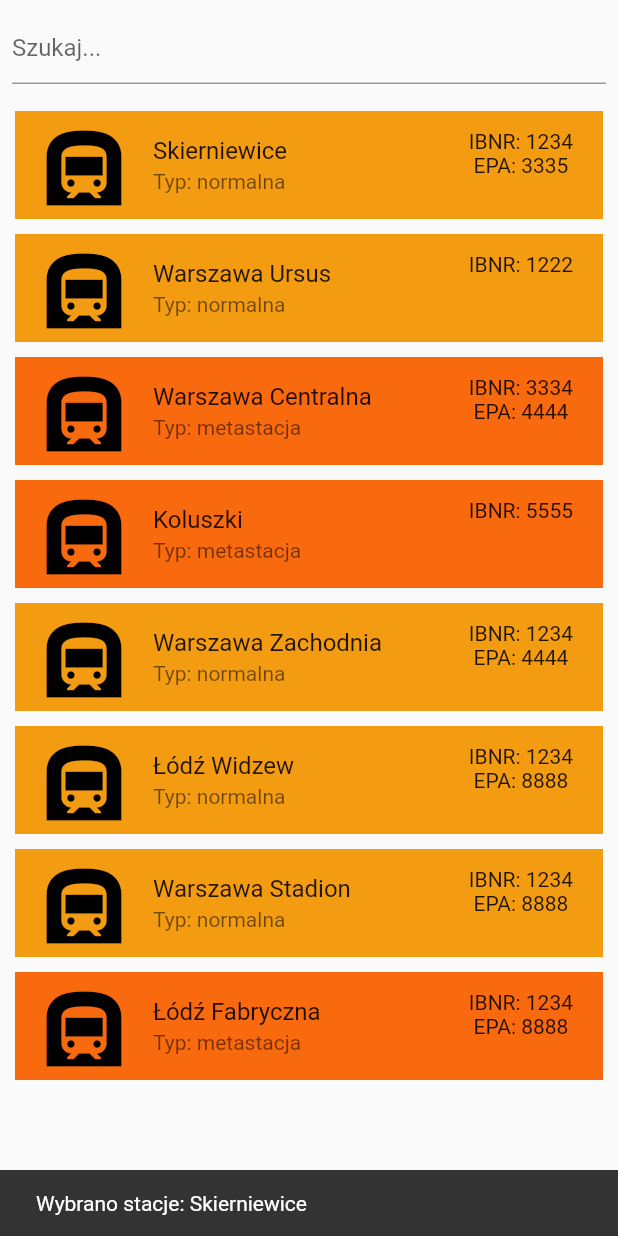
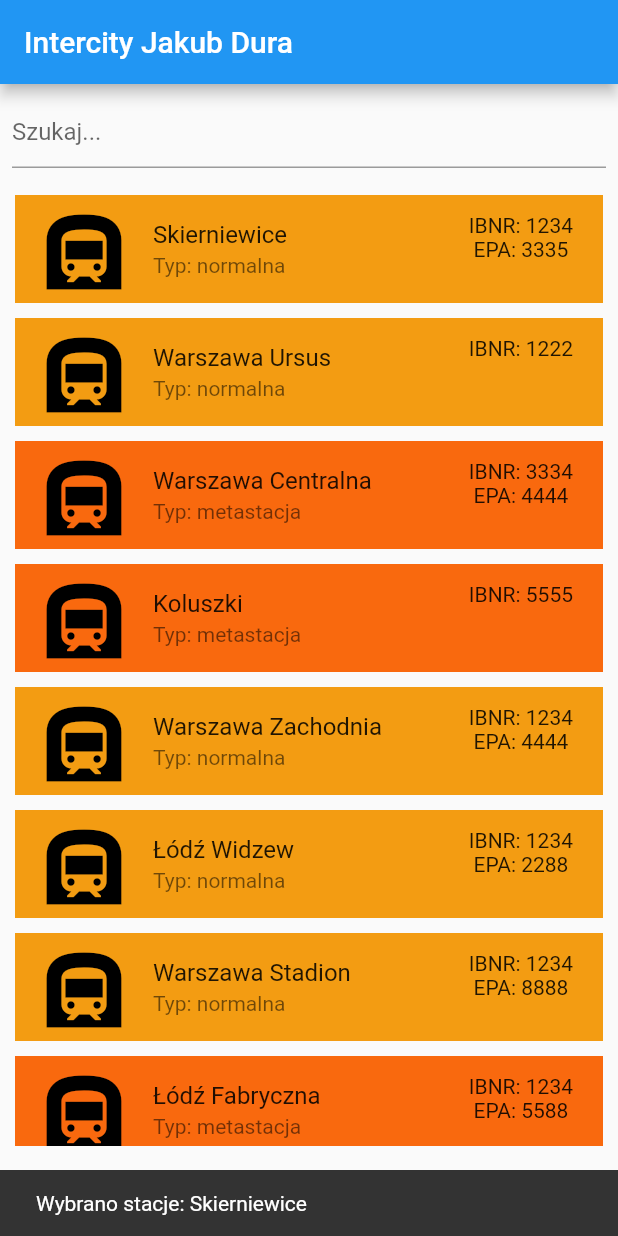
Before and after one commit to jakubdura/flutter_application_intercity, a Flutter app: the screen it shows after launch, after a tap on "Skierniewice", on a phone screen of 412 x 824 dp. Run offline on Flutter 3.47's test engine with Material 2 defaults, Android fonts, the phone set to English and light mode, and no system bars; our stand-ins replace shared_preferences; generated files the repository leaves out were written again; network calls fail.

```diff
--- a/lib/data_example/example_list.dart
+++ b/lib/data/example_list.dart
@@ -1,4 +1,4 @@
-import '../data/station.dart';
+import 'station.dart';
 
 var exampleStationList = [
   const Station(
@@ -13,9 +13,10 @@ var exampleStationList = [
       codeIBNR: 1234,
       codeEPA: 4444),
   const Station(
-      name: "Łódź Widzew", type: "normal", codeIBNR: 1234, codeEPA: 8888),
+      name: "Łódź Widzew", type: "normal", codeIBNR: 1234, codeEPA: 2288),
   const Station(
       name: "Warszawa Stadion", type: "normal", codeIBNR: 1234, codeEPA: 8888),
   const Station(
-      name: "Łódź Fabryczna", type: "meta", codeIBNR: 1234, codeEPA: 8888),
+      name: "Łódź Fabryczna", type: "meta", codeIBNR: 1234, codeEPA: 5588),
+  const Station(name: "Maków", type: "normal", codeIBNR: 5454, codeEPA: 7788),
 ];
--- a/lib/data/shared_preferences.dart
+++ b/lib/data/shared_preferences.dart
@@ -9,9 +9,9 @@ Future<void> saveLastSelectedStation(String nameOfStation) async {
   await prefs.setString('lastSelectedStation', nameOfStation);
 }
 
-Future<void> getLastSelectedStation() async {
+Future<String> getLastSelectedStation() async {
   final prefs = await SharedPreferences.getInstance();
-  String result = prefs.getString('lastSelectedStation') ?? 'null';
-  // ignore: avoid_print
-  print('Last checked station: $result');
+  String result =
+      prefs.getString('lastSelectedStation') ?? 'Nie wybrano jeszcze stacji.';
+  return result;
 }
--- a/lib/main.dart
+++ b/lib/main.dart
@@ -1,8 +1,7 @@
 import 'package:flutter/material.dart';
-import 'package:flutter_application_intercity/data_example/example_list.dart';
-import 'package:flutter_application_intercity/view/list_tile.dart';
 import 'package:flutter_gen/gen_l10n/app_localizations.dart';
-import 'package:flutter_application_intercity/data/station.dart';
+
+import 'view/list_page.dart';
 
 void main() {
   runApp(const MyApp());
@@ -21,75 +20,7 @@ class MyApp extends StatelessWidget {
       ),
       localizationsDelegates: AppLocalizations.localizationsDelegates,
       supportedLocales: AppLocalizations.supportedLocales,
-      home: const HomeWidget(),
+      home: const ListPage(),
     );
   }
 }
-
-class HomeWidget extends StatefulWidget {
-  const HomeWidget({super.key});
-
-  @override
-  State<HomeWidget> createState() => _HomeWidgetState();
-}
-
-class _HomeWidgetState extends State<HomeWidget> {
-  final TextEditingController _textController = TextEditingController();
-  final List<Station> _stations = exampleStationList;
-  final List<Station> _filteredStationList = [];
-
-  @override
-  void initState() {
-    super.initState();
-    _filteredStationList.addAll(_stations);
-  }
-
-  @override
-  Widget build(BuildContext context) {
-    return Scaffold(
-        body: SafeArea(
-      child: Column(
-        children: [
-          Padding(
-            padding: const EdgeInsets.all(8.0),
-            child: TextField(
-              controller: _textController,
-              decoration: const InputDecoration(
-                hintText: "Szukaj...",
-              ),
-              onChanged: (searchText) {
-                _filterList(searchText);
-              },
-            ),
-          ),
-          Expanded(
-            child: Padding(
-              padding: const EdgeInsets.all(10.0),
-              child: ListView.builder(
-                itemCount: _filteredStationList.length,
-                itemBuilder: (context, index) =>
-                    ListStationTile(station: _filteredStationList[index]),
-              ),
-            ),
-          ),
-        ],
-      ),
-    ));
-  }
-
-  void _filterList(String searchText) {
-    _filteredStationList.clear();
-    if (searchText.isEmpty) {
-      _filteredStationList.addAll(_stations);
-    } else {
-      _stations.forEach((item) {
-        if (item.name.toLowerCase().contains(searchText.toLowerCase()) ||
-            item.codeIBNR.toString().contains(searchText) ||
-            item.codeEPA.toString().contains(searchText)) {
-          _filteredStationList.add(item);
-        }
-      });
-    }
-    setState(() {});
-  }
-}
--- /dev/null
+++ b/lib/view/list_page.dart
@@ -0,0 +1,93 @@
+import 'package:flutter/material.dart';
+import 'package:flutter_application_intercity/data/example_list.dart';
+import 'package:flutter_application_intercity/view/json_page.dart';
+import 'package:flutter_application_intercity/view/list_tile.dart';
+import 'package:flutter_application_intercity/data/station.dart';
+
+class ListPage extends StatefulWidget {
+  const ListPage({super.key});
+
+  @override
+  State<ListPage> createState() => _ListPageState();
+}
+
+class _ListPageState extends State<ListPage> {
+  final TextEditingController _textController = TextEditingController();
+  final List<Station> _stations = exampleStationList;
+  final List<Station> _filteredStationList = [];
+
+  @override
+  void initState() {
+    super.initState();
+    _filteredStationList.addAll(_stations);
+  }
+
+  @override
+  Widget build(BuildContext context) {
+    return Scaffold(
+        appBar: AppBar(
+          title: const Text('Intercity Jakub Dura'),
+        ),
+        body: SafeArea(
+          child: Column(
+            children: [
+              Padding(
+                padding: const EdgeInsets.all(8.0),
+                child: TextField(
+                  controller: _textController,
+                  decoration: const InputDecoration(
+                    hintText: "Szukaj...",
+                  ),
+                  onChanged: (searchText) {
+                    _filterList(searchText);
+                  },
+                ),
+              ),
+              Expanded(
+                child: Padding(
+                  padding: const EdgeInsets.all(10.0),
+                  child: ListView.builder(
+                    itemCount: _filteredStationList.length,
+                    itemBuilder: (context, index) =>
+                        ListStationTile(station: _filteredStationList[index]),
+                  ),
+                ),
+              ),
+              SizedBox(
+                height: 50,
+                width: double.infinity,
+                child: TextButton(
+                  style: TextButton.styleFrom(
+                    textStyle: const TextStyle(fontSize: 20),
+                  ),
+                  child: const Text('Lista stacji json'),
+                  onPressed: () {
+                    Navigator.of(context).push(
+                      MaterialPageRoute(
+                        builder: (context) => const JsonPage(),
+                      ),
+                    );
+                  },
+                ),
+              ),
+            ],
+          ),
+        ));
+  }
+
+  void _filterList(String searchText) {
+    _filteredStationList.clear();
+    if (searchText.isEmpty) {
+      _filteredStationList.addAll(_stations);
+    } else {
+      for (var item in _stations) {
+        if (item.name.toLowerCase().contains(searchText.toLowerCase()) ||
+            item.codeIBNR.toString().contains(searchText) ||
+            item.codeEPA.toString().contains(searchText)) {
+          _filteredStationList.add(item);
+        }
+      }
+    }
+    setState(() {});
+  }
+}
--- a/lib/view/list_tile.dart
+++ b/lib/view/list_tile.dart
@@ -75,11 +75,10 @@ class _MyListTileState extends State<ListStationTile> {
   }
 
   void onTapItem(String nameOfItem) {
+    saveLastSelectedStation(nameOfItem);
     final snackBar = SnackBar(
       content: Text('Wybrano stacje: $nameOfItem'),
     );
     ScaffoldMessenger.of(context).showSnackBar(snackBar);
-    saveLastSelectedStation(nameOfItem);
-    getLastSelectedStation();
   }
 }
--- a/pubspec.yaml
+++ b/pubspec.yaml
@@ -21,6 +21,7 @@ dependencies:
   flutter_localizations:
     sdk: flutter
   shared_preferences: ^2.0.17
+  http: ^0.13.5
 
 dev_dependencies:
   flutter_test:
```
Also changed, not shown: lib/data_example/example_json.json (deleted, +0 -20 lines), lib/view/json_page.dart (added, +72 -0 lines), pubspec.lock, task.txt (line endings or trailing spaces).
